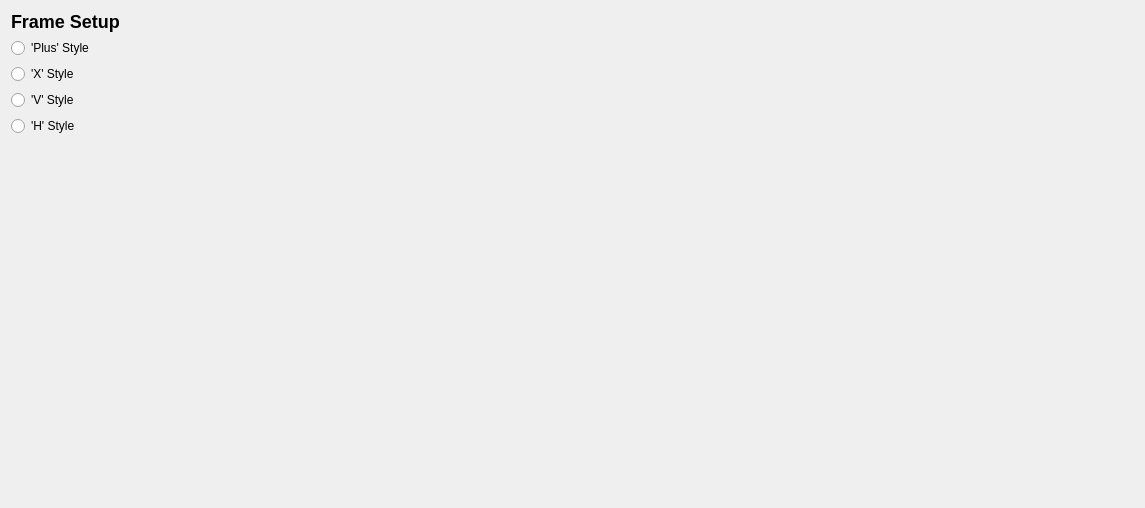
Qt form src/ui/configuration/FrameTypeConfig.ui (ArduPilot/apm_planner) before a commit.
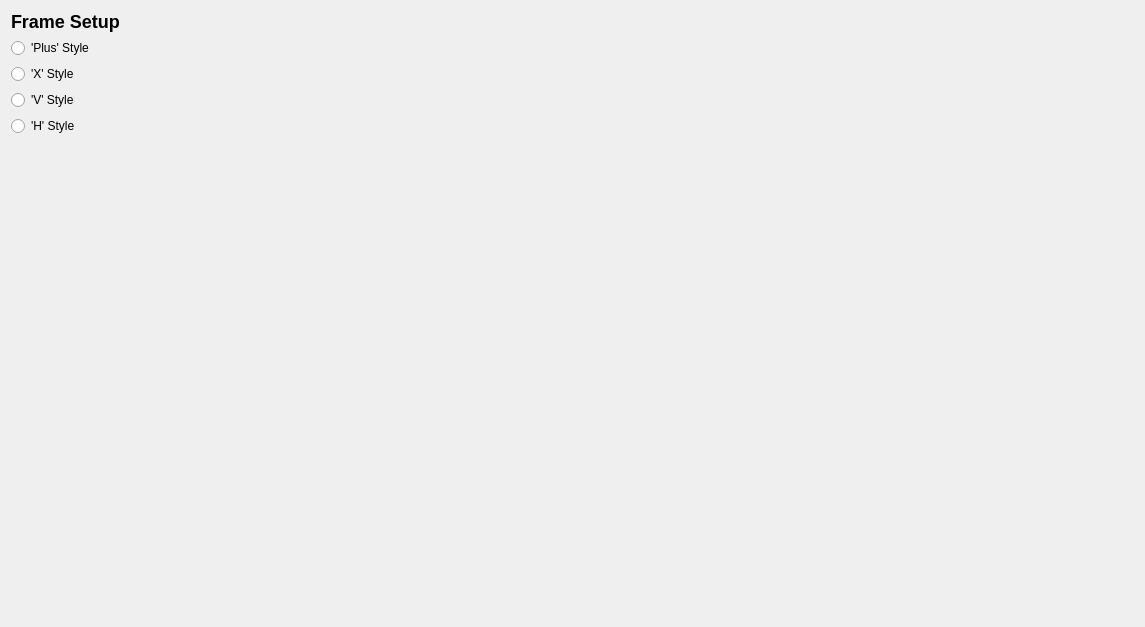
The same form after that commit. Icons and pictures are not drawn.

Commit message: Changes for moving frame images around properly

```diff
--- a/src/ui/configuration/FrameTypeConfig.ui
+++ b/src/ui/configuration/FrameTypeConfig.ui
@@ -7,7 +7,7 @@
     <x>0</x>
     <y>0</y>
     <width>1145</width>
-    <height>508</height>
+    <height>627</height>
    </rect>
   </property>
   <property name="windowTitle">
```
Left out of the diff: 8 changed lines with no effect on the pictures. The commit also changes 2 other files.
